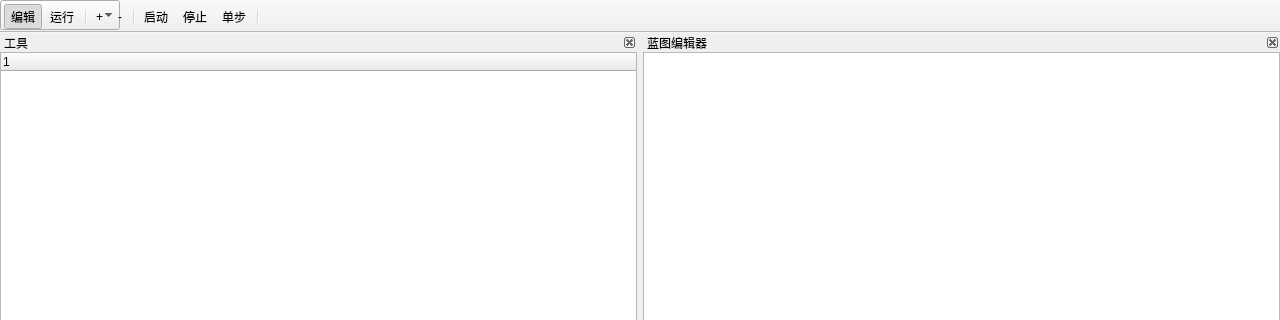
This is VisionFrame/VisonFrame.ui in hu123hu123/VisionFrame as Qt 5 draws it before an edit; both pictures show x 0 to 1280 and y 0 to 320 of the 1280 by 800 pixel window. The edited form follows.
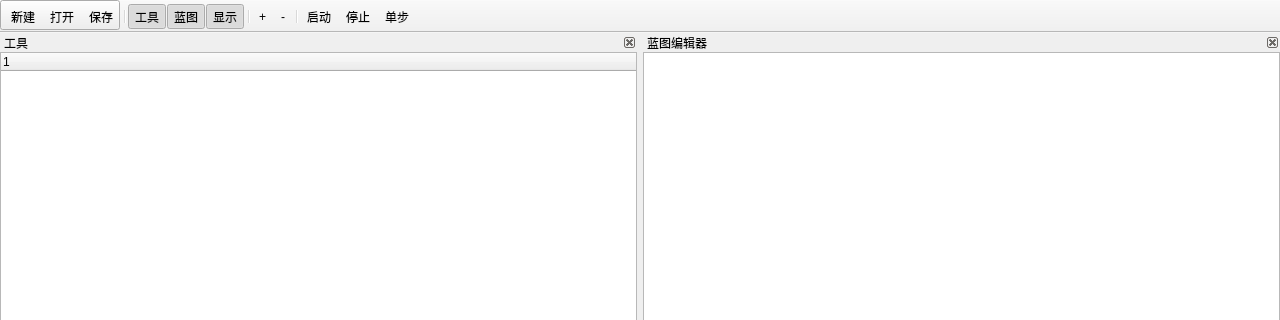
This is the edited form. Custom widgets are drawn as their Qt base class.

Commit message: 优化显示

```diff
--- a/VisionFrame/VisonFrame.ui
+++ b/VisionFrame/VisonFrame.ui
@@ -65,8 +65,13 @@
    <attribute name="toolBarBreak">
     <bool>false</bool>
    </attribute>
-   <addaction name="actionEdit"/>
-   <addaction name="actionRunMode"/>
+   <addaction name="actionNewProject"/>
+   <addaction name="actionOpenProject"/>
+   <addaction name="actionSaveProject"/>
+   <addaction name="separator"/>
+   <addaction name="actionTogglePalette"/>
+   <addaction name="actionToggleEditor"/>
+   <addaction name="actionToggleDisplay"/>
    <addaction name="separator"/>
    <widget class="QLabel" name="labelTask">
     <property name="text">
@@ -87,9 +92,32 @@
    <addaction name="actionRun"/>
    <addaction name="actionStop"/>
    <addaction name="actionStep"/>
-   <addaction name="separator"/>
   </widget>
-  <action name="actionEdit">
+  <action name="actionNewProject">
+   <property name="text">
+    <string>新建</string>
+   </property>
+   <property name="shortcut">
+    <string>Ctrl+N</string>
+   </property>
+  </action>
+  <action name="actionOpenProject">
+   <property name="text">
+    <string>打开</string>
+   </property>
+   <property name="shortcut">
+    <string>Ctrl+O</string>
+   </property>
+  </action>
+  <action name="actionSaveProject">
+   <property name="text">
+    <string>保存</string>
+   </property>
+   <property name="shortcut">
+    <string>Ctrl+S</string>
+   </property>
+  </action>
+  <action name="actionTogglePalette">
    <property name="checkable">
     <bool>true</bool>
    </property>
@@ -97,15 +125,38 @@
     <bool>true</bool>
    </property>
    <property name="text">
-    <string>编辑</string>
+    <string>工具</string>
    </property>
+   <property name="toolTip">
+    <string>显示/隐藏工具页</string>
+   </property>
   </action>
-  <action name="actionRunMode">
+  <action name="actionToggleEditor">
    <property name="checkable">
     <bool>true</bool>
    </property>
+   <property name="checked">
+    <bool>true</bool>
+   </property>
    <property name="text">
-    <string>运行</string>
+    <string>蓝图</string>
+   </property>
+   <property name="toolTip">
+    <string>显示/隐藏蓝图页</string>
+   </property>
+  </action>
+  <action name="actionToggleDisplay">
+   <property name="checkable">
+    <bool>true</bool>
+   </property>
+   <property name="checked">
+    <bool>true</bool>
+   </property>
+   <property name="text">
+    <string>显示</string>
+   </property>
+   <property name="toolTip">
+    <string>显示/隐藏图像显示页</string>
    </property>
   </action>
   <action name="actionAddTask">
```
The commit also changes 23 other files.
